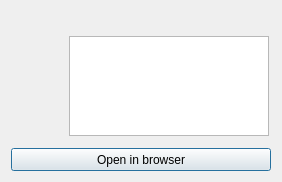
This is dialog.ui in zeekaa/qvknotify as Qt 5 draws it before an edit. The edited form follows.
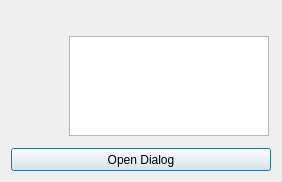
This is the edited form.

The edit to the form file:
```diff
--- a/dialog.ui
+++ b/dialog.ui
@@ -158,7 +158,7 @@
             </size>
            </property>
            <property name="text">
-            <string>Open in browser</string>
+            <string>Open Dialog</string>
            </property>
           </widget>
          </item>
```
Left out of the diff: 4 changed lines with no effect on the pictures.
